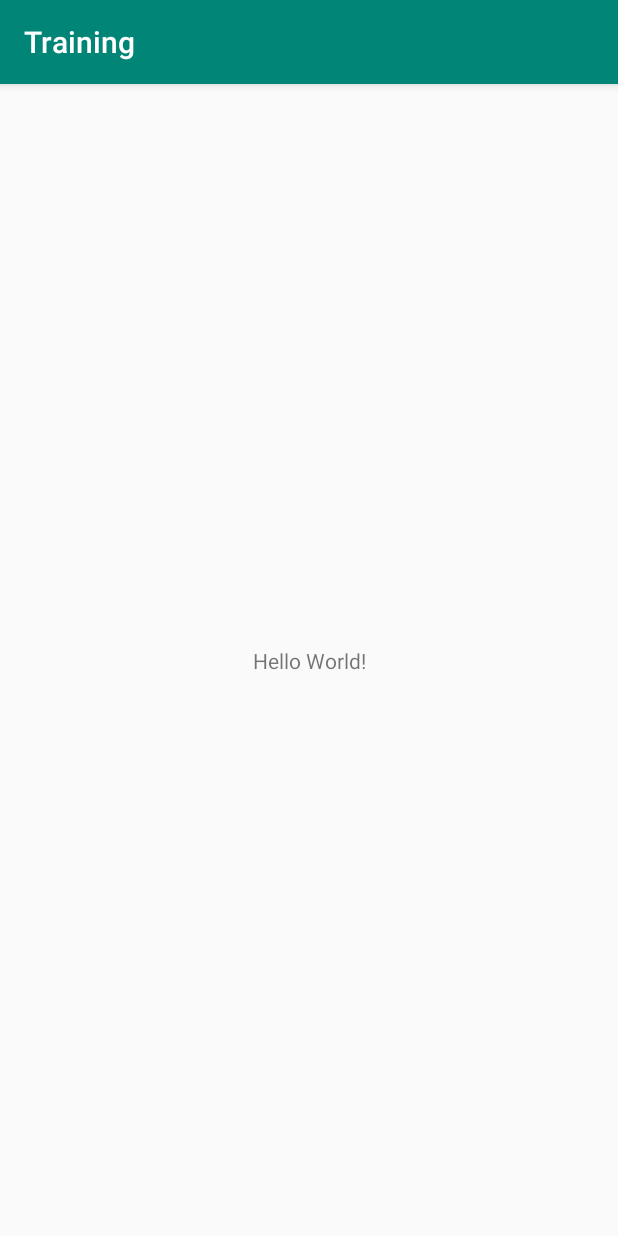
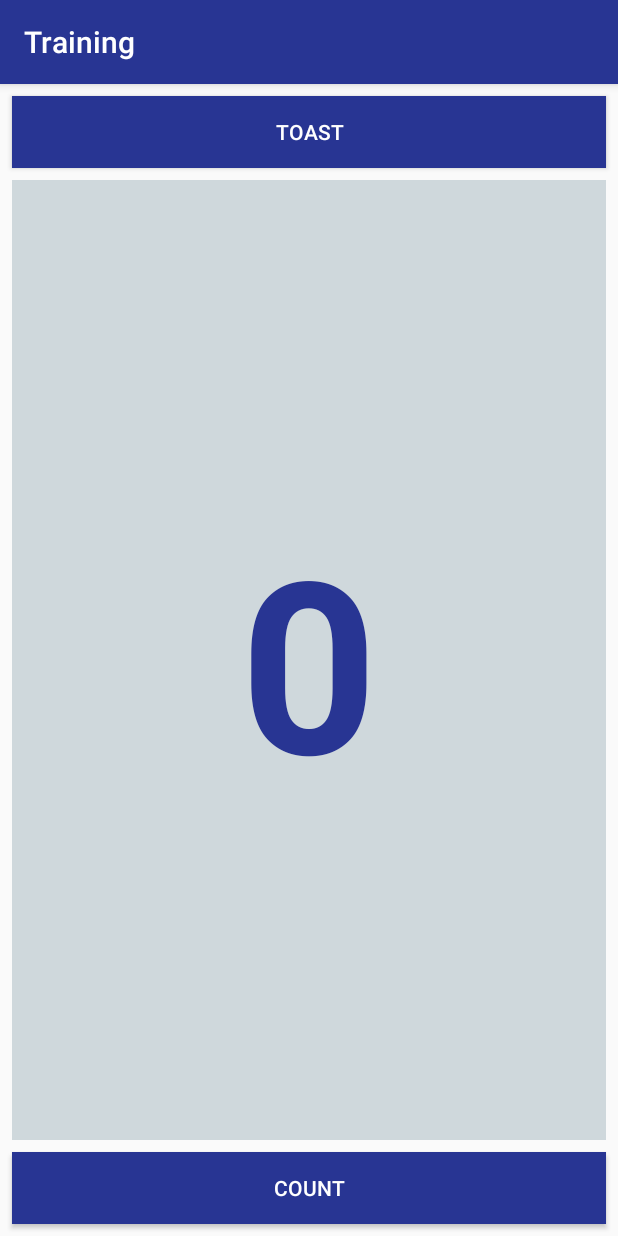
Before and after one commit to simasdanilo/android-training, an Android app: the screen it shows after launch (MainActivity), on a phone screen of 412 x 824 dp. Run offline under Robolectric (Android 15) with nearby library versions, the phone set to English and light mode, and no system bars.

Commit message:
feat: implements lesson 1.2

```diff
--- a/app/src/main/java/com/simasdanilo/training/MainActivity.java
+++ b/app/src/main/java/com/simasdanilo/training/MainActivity.java
@@ -2,12 +2,34 @@ package com.simasdanilo.training;
 
 import android.support.v7.app.AppCompatActivity;
 import android.os.Bundle;
+import android.view.View;
+import android.widget.TextView;
+import android.widget.Toast;
 
 public class MainActivity extends AppCompatActivity {
+    private int count = 0;
+    private TextView countText;
 
     @Override
     protected void onCreate(Bundle savedInstanceState) {
         super.onCreate(savedInstanceState);
         setContentView(R.layout.activity_main);
+        this.countText = findViewById(R.id.show_count);
+    }
+
+    public void showToast(View view) {
+        Toast toast = Toast.makeText(this,R.string.toast_message,Toast.LENGTH_SHORT);
+        toast.show();
+    }
+
+    public void countUp(View view) {
+        count++;
+        updateCountText(count);
+    }
+
+    private void updateCountText(int count){
+        String countString = Integer.toString(count);
+        if (countText != null)
+            countText.setText(countString);
     }
 }
--- a/app/src/main/res/layout/activity_main.xml
+++ b/app/src/main/res/layout/activity_main.xml
@@ -6,13 +6,54 @@
     android:layout_height="match_parent"
     tools:context=".MainActivity">
 
+    <Button
+        android:id="@+id/button_toast"
+        android:layout_width="0dp"
+        android:layout_height="wrap_content"
+        android:layout_marginStart="8dp"
+        android:layout_marginTop="8dp"
+        android:layout_marginEnd="8dp"
+        android:background="@color/colorPrimary"
+        android:text="@string/button_label_toast"
+        android:textColor="@android:color/white"
+        app:layout_constraintEnd_toEndOf="parent"
+        app:layout_constraintStart_toStartOf="parent"
+        app:layout_constraintTop_toTopOf="parent"
+        android:onClick="showToast" />
+
+    <Button
+        android:id="@+id/button_count"
+        android:layout_width="0dp"
+        android:layout_height="wrap_content"
+        android:layout_marginStart="8dp"
+        android:layout_marginEnd="8dp"
+        android:layout_marginBottom="8dp"
+        android:background="@color/colorPrimary"
+        android:text="@string/button_label_count"
+        android:textColor="@android:color/white"
+        app:layout_constraintBottom_toBottomOf="parent"
+        app:layout_constraintEnd_toEndOf="parent"
+        app:layout_constraintStart_toStartOf="parent"
+        android:onClick="countUp" />
+
     <TextView
-        android:layout_width="wrap_content"
-        android:layout_height="wrap_content"
-        android:text="Hello World!"
-        app:layout_constraintBottom_toBottomOf="parent"
-        app:layout_constraintLeft_toLeftOf="parent"
-        app:layout_constraintRight_toRightOf="parent"
-        app:layout_constraintTop_toTopOf="parent" />
-
+        android:id="@+id/show_count"
+        android:layout_width="0dp"
+        android:layout_height="0dp"
+        android:layout_marginStart="8dp"
+        android:layout_marginTop="8dp"
+        android:layout_marginEnd="8dp"
+        android:layout_marginBottom="8dp"
+        android:background="#CFD8DC"
+        android:gravity="center_vertical"
+        android:text="@string/count_initial_value"
+        android:textAlignment="center"
+        android:textAllCaps="false"
+        android:textColor="@color/colorPrimary"
+        android:textSize="160sp"
+        android:textStyle="bold"
+        app:layout_constraintBottom_toTopOf="@+id/button_count"
+        app:layout_constraintEnd_toEndOf="parent"
+        app:layout_constraintStart_toStartOf="parent"
+        app:layout_constraintTop_toBottomOf="@+id/button_toast" />
 </android.support.constraint.ConstraintLayout>
--- a/app/src/main/res/values/colors.xml
+++ b/app/src/main/res/values/colors.xml
@@ -1,6 +1,6 @@
 <?xml version="1.0" encoding="utf-8"?>
 <resources>
-    <color name="colorPrimary">#008577</color>
-    <color name="colorPrimaryDark">#00574B</color>
+    <color name="colorPrimary">#283593</color>
+    <color name="colorPrimaryDark">#001064</color>
     <color name="colorAccent">#D81B60</color>
 </resources>
--- a/app/src/main/res/values/strings.xml
+++ b/app/src/main/res/values/strings.xml
@@ -1,3 +1,7 @@
 <resources>
     <string name="app_name">Training</string>
+    <string name="button_label_toast">Toast</string>
+    <string name="button_label_count">Count</string>
+    <string name="count_initial_value">0</string>
+    <string name="toast_message">Hello Toast!</string>
 </resources>
```
